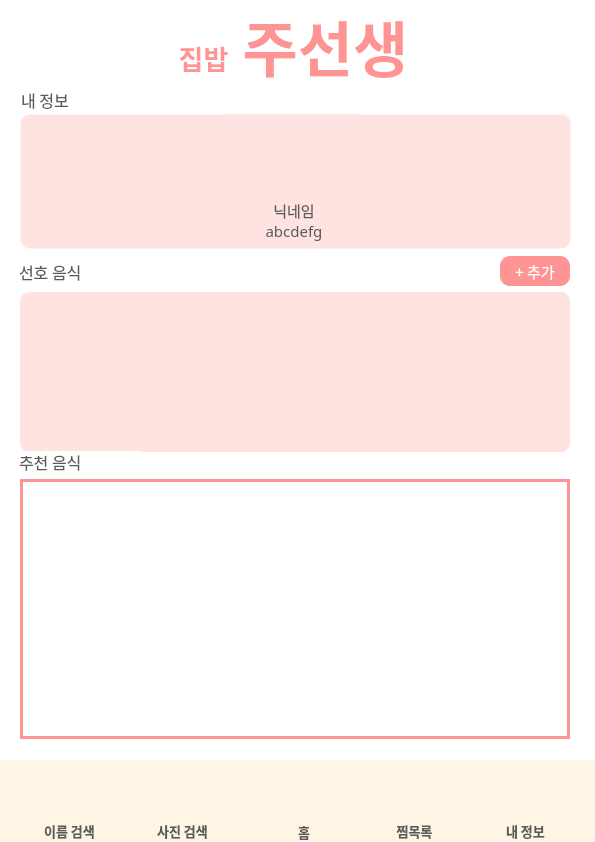
The window that UI/MainPage.ui (gimmjuu/AIHomeMadeChef) describes before a commit, drawn with Qt 5.
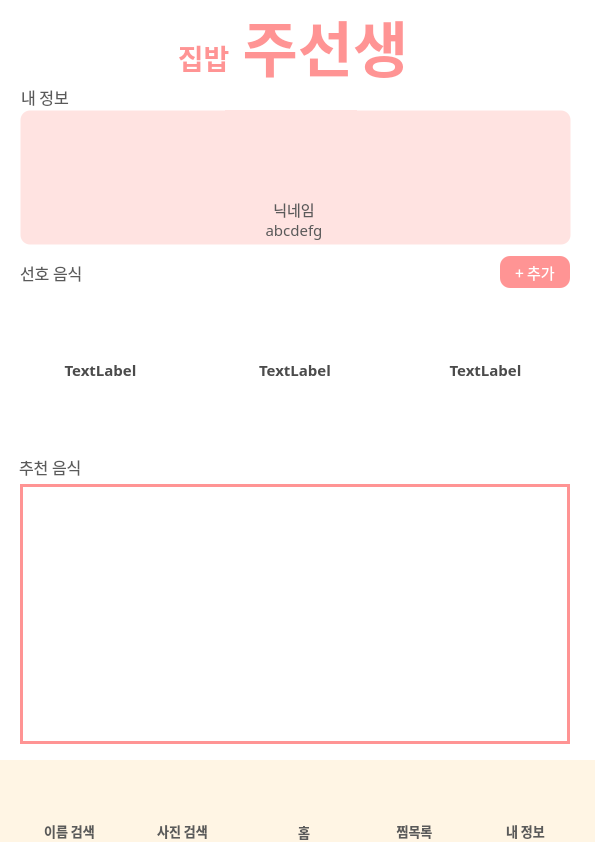
The same window after the commit. The open tabs and pages were chosen to show the change. Icons and pictures are not drawn.

Diff of the .ui file:
```diff
--- a/UI/MainPage.ui
+++ b/UI/MainPage.ui
@@ -946,7 +946,7 @@
       <property name="font">
        <font>
         <family>티머니 둥근바람 ExtraBold</family>
-        <pointsize>20</pointsize>
+        <pointsize>21</pointsize>
         <weight>75</weight>
         <bold>true</bold>
        </font>
@@ -1386,7 +1386,7 @@
         <property name="geometry">
          <rect>
           <x>20</x>
-          <y>35</y>
+          <y>31</y>
           <width>551</width>
           <height>135</height>
          </rect>
@@ -1402,8 +1402,8 @@
           <rect>
            <x>205</x>
            <y>-13</y>
-           <width>131</width>
-           <height>111</height>
+           <width>132</width>
+           <height>115</height>
           </rect>
          </property>
          <property name="styleSheet">
@@ -1425,7 +1425,7 @@
          <property name="geometry">
           <rect>
            <x>149</x>
-           <y>86</y>
+           <y>89</y>
            <width>250</width>
            <height>20</height>
           </rect>
@@ -1452,7 +1452,7 @@
          <property name="geometry">
           <rect>
            <x>149</x>
-           <y>107</y>
+           <y>110</y>
            <width>250</width>
            <height>20</height>
           </rect>
@@ -1476,73 +1476,11 @@
          </property>
         </widget>
        </widget>
-       <widget class="QScrollArea" name="scrollArea_2">
-        <property name="geometry">
-         <rect>
-          <x>20</x>
-          <y>213</y>
-          <width>550</width>
-          <height>160</height>
-         </rect>
-        </property>
-        <property name="minimumSize">
-         <size>
-          <width>550</width>
-          <height>160</height>
-         </size>
-        </property>
-        <property name="maximumSize">
-         <size>
-          <width>550</width>
-          <height>160</height>
-         </size>
-        </property>
-        <property name="styleSheet">
-         <string notr="true">background-color: rgb(255, 227, 225);
-border-style:solid;
-border-width:0px;
-border-radius:10px;
-</string>
-        </property>
-        <property name="widgetResizable">
-         <bool>true</bool>
-        </property>
-        <widget class="QWidget" name="scrollAreaWidgetContents_2">
-         <property name="geometry">
-          <rect>
-           <x>0</x>
-           <y>0</y>
-           <width>550</width>
-           <height>160</height>
-          </rect>
-         </property>
-         <property name="styleSheet">
-          <string notr="true">border-width:0px;
-border-style:solid;
-</string>
-         </property>
-         <layout class="QHBoxLayout" name="horizontalLayout_2">
-          <item>
-           <spacer name="horizontalSpacer_2">
-            <property name="orientation">
-             <enum>Qt::Horizontal</enum>
-            </property>
-            <property name="sizeHint" stdset="0">
-             <size>
-              <width>529</width>
-              <height>20</height>
-             </size>
-            </property>
-           </spacer>
-          </item>
-         </layout>
-        </widget>
-       </widget>
        <widget class="QLabel" name="label_17">
         <property name="geometry">
          <rect>
           <x>21</x>
-          <y>10</y>
+          <y>7</y>
           <width>121</width>
           <height>21</height>
          </rect>
@@ -1560,33 +1498,11 @@
          <string>내 정보</string>
         </property>
        </widget>
-       <widget class="QLabel" name="label_21">
-        <property name="geometry">
-         <rect>
-          <x>19</x>
-          <y>182</y>
-          <width>81</width>
-          <height>21</height>
-         </rect>
-        </property>
-        <property name="font">
-         <font>
-          <family>티머니 둥근바람 ExtraBold</family>
-          <pointsize>12</pointsize>
-         </font>
-        </property>
-        <property name="styleSheet">
-         <string notr="true">color: rgb(90, 90, 90);</string>
-        </property>
-        <property name="text">
-         <string>선호 음식</string>
-        </property>
-       </widget>
        <widget class="QLabel" name="label_22">
         <property name="geometry">
          <rect>
           <x>19</x>
-          <y>372</y>
+          <y>377</y>
           <width>121</width>
           <height>21</height>
          </rect>
@@ -1604,38 +1520,11 @@
          <string>추천 음식</string>
         </property>
        </widget>
-       <widget class="QPushButton" name="add_btn">
-        <property name="geometry">
-         <rect>
-          <x>500</x>
-          <y>177</y>
-          <width>70</width>
-          <height>30</height>
-         </rect>
-        </property>
-        <property name="font">
-         <font>
-          <family>티머니 둥근바람 ExtraBold</family>
-          <pointsize>11</pointsize>
-         </font>
-        </property>
-        <property name="styleSheet">
-         <string notr="true">border-width:0px;
-color: rgb(255, 255, 255);
-background-color: rgb(255, 148, 148);
-border-style:solid;
-border-radius: 10px;
-</string>
-        </property>
-        <property name="text">
-         <string>+ 추가</string>
-        </property>
-       </widget>
        <widget class="QWidget" name="widget_19" native="true">
         <property name="geometry">
          <rect>
           <x>20</x>
-          <y>400</y>
+          <y>405</y>
           <width>550</width>
           <height>260</height>
          </rect>
@@ -1676,6 +1565,206 @@
          </property>
         </layout>
        </widget>
+       <widget class="QWidget" name="widget_18" native="true">
+        <property name="geometry">
+         <rect>
+          <x>20</x>
+          <y>175</y>
+          <width>551</width>
+          <height>190</height>
+         </rect>
+        </property>
+        <widget class="QLabel" name="label_36">
+         <property name="geometry">
+          <rect>
+           <x>-5</x>
+           <y>40</y>
+           <width>170</width>
+           <height>140</height>
+          </rect>
+         </property>
+         <property name="text">
+          <string/>
+         </property>
+         <property name="pixmap">
+          <pixmap>../Images/postit1.png</pixmap>
+         </property>
+         <property name="scaledContents">
+          <bool>true</bool>
+         </property>
+        </widget>
+        <widget class="QLabel" name="label_55">
+         <property name="geometry">
+          <rect>
+           <x>189</x>
+           <y>35</y>
+           <width>170</width>
+           <height>145</height>
+          </rect>
+         </property>
+         <property name="text">
+          <string/>
+         </property>
+         <property name="pixmap">
+          <pixmap>../Images/postit3.png.jpg</pixmap>
+         </property>
+         <property name="scaledContents">
+          <bool>true</bool>
+         </property>
+        </widget>
+        <widget class="QLabel" name="label_56">
+         <property name="geometry">
+          <rect>
+           <x>380</x>
+           <y>34</y>
+           <width>170</width>
+           <height>146</height>
+          </rect>
+         </property>
+         <property name="text">
+          <string/>
+         </property>
+         <property name="pixmap">
+          <pixmap>../Images/postit2.png</pixmap>
+         </property>
+         <property name="scaledContents">
+          <bool>true</bool>
+         </property>
+        </widget>
+        <widget class="QLabel" name="label_57">
+         <property name="geometry">
+          <rect>
+           <x>0</x>
+           <y>100</y>
+           <width>161</width>
+           <height>31</height>
+          </rect>
+         </property>
+         <property name="font">
+          <font>
+           <family>THE낙서</family>
+           <pointsize>11</pointsize>
+           <weight>75</weight>
+           <bold>true</bold>
+          </font>
+         </property>
+         <property name="styleSheet">
+          <string notr="true">background-color: rgba(255, 255, 255, 0);
+color: rgba(0, 0, 0, 180);</string>
+         </property>
+         <property name="text">
+          <string>TextLabel</string>
+         </property>
+         <property name="alignment">
+          <set>Qt::AlignCenter</set>
+         </property>
+        </widget>
+        <widget class="QLabel" name="label_58">
+         <property name="geometry">
+          <rect>
+           <x>192</x>
+           <y>100</y>
+           <width>166</width>
+           <height>31</height>
+          </rect>
+         </property>
+         <property name="font">
+          <font>
+           <family>THE낙서</family>
+           <pointsize>11</pointsize>
+           <weight>75</weight>
+           <bold>true</bold>
+          </font>
+         </property>
+         <property name="styleSheet">
+          <string notr="true">background-color: rgba(255, 255, 255, 0);
+color: rgba(0, 0, 0, 180);</string>
+         </property>
+         <property name="text">
+          <string>TextLabel</string>
+         </property>
+         <property name="alignment">
+          <set>Qt::AlignCenter</set>
+         </property>
+        </widget>
+        <widget class="QLabel" name="label_59">
+         <property name="geometry">
+          <rect>
+           <x>384</x>
+           <y>100</y>
+           <width>163</width>
+           <height>31</height>
+          </rect>
+         </property>
+         <property name="font">
+          <font>
+           <family>THE낙서</family>
+           <pointsize>11</pointsize>
+           <weight>75</weight>
+           <bold>true</bold>
+          </font>
+         </property>
+         <property name="styleSheet">
+          <string notr="true">background-color: rgba(255, 255, 255, 0);
+color: rgba(0, 0, 0, 180);</string>
+         </property>
+         <property name="text">
+          <string>TextLabel</string>
+         </property>
+         <property name="alignment">
+          <set>Qt::AlignCenter</set>
+         </property>
+        </widget>
+        <widget class="QPushButton" name="add_btn">
+         <property name="geometry">
+          <rect>
+           <x>480</x>
+           <y>2</y>
+           <width>70</width>
+           <height>32</height>
+          </rect>
+         </property>
+         <property name="font">
+          <font>
+           <family>티머니 둥근바람 ExtraBold</family>
+           <pointsize>11</pointsize>
+          </font>
+         </property>
+         <property name="styleSheet">
+          <string notr="true">border-width:0px;
+color: rgb(255, 255, 255);
+background-color: rgb(255, 148, 148);
+border-style:solid;
+border-radius: 10px;
+</string>
+         </property>
+         <property name="text">
+          <string>+ 추가</string>
+         </property>
+        </widget>
+        <widget class="QLabel" name="label_21">
+         <property name="geometry">
+          <rect>
+           <x>0</x>
+           <y>8</y>
+           <width>81</width>
+           <height>21</height>
+          </rect>
+         </property>
+         <property name="font">
+          <font>
+           <family>티머니 둥근바람 ExtraBold</family>
+           <pointsize>12</pointsize>
+          </font>
+         </property>
+         <property name="styleSheet">
+          <string notr="true">color: rgb(90, 90, 90);</string>
+         </property>
+         <property name="text">
+          <string>선호 음식</string>
+         </property>
+        </widget>
+       </widget>
       </widget>
      </widget>
      <widget class="QWidget" name="page_5">
```
Left out of the diff: 26 changed lines with no effect on the pictures.
